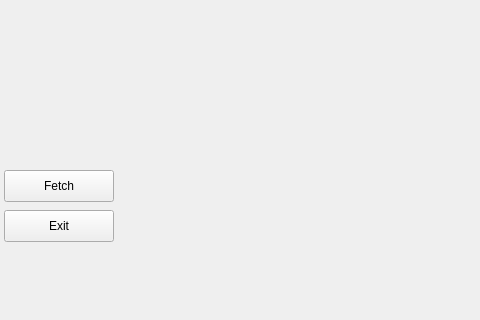
Above: UIs/main.ui from ben-dent/Contract-Cheating-Analysis before the change; both pictures show x 486 to 966 and y 90 to 410 of the 1078 by 410 pixel window. Below: the same form after it.
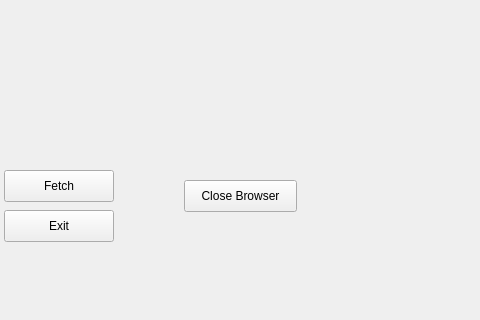
That is the form after the change.

Commit message: Minor UI change purely for testing and added some basic handling of archived pages

What changed in the file:
```diff
--- a/UIs/main.ui
+++ b/UIs/main.ui
@@ -135,6 +135,19 @@
      <set>Qt::AlignCenter</set>
     </property>
    </widget>
+   <widget class="QPushButton" name="btnCloseBrowser">
+    <property name="geometry">
+     <rect>
+      <x>670</x>
+      <y>270</y>
+      <width>113</width>
+      <height>32</height>
+     </rect>
+    </property>
+    <property name="text">
+     <string>Close Browser</string>
+    </property>
+   </widget>
   </widget>
   <widget class="QMenuBar" name="menubar">
    <property name="geometry">
```
The commit also changes 1 other file.
